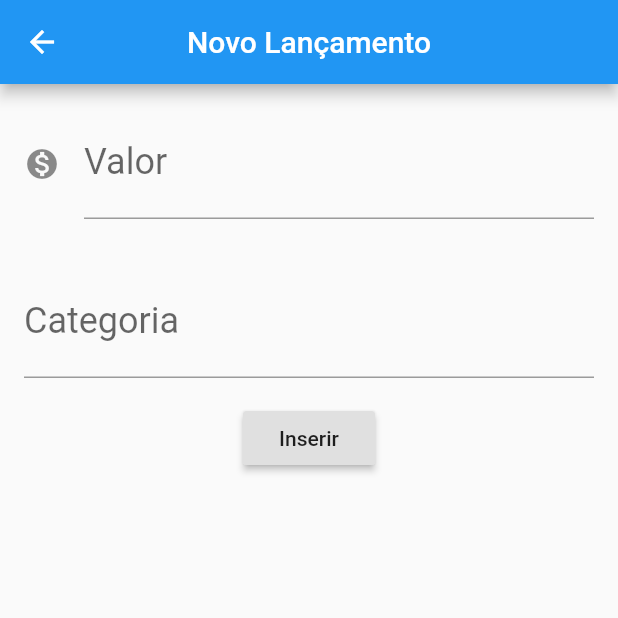
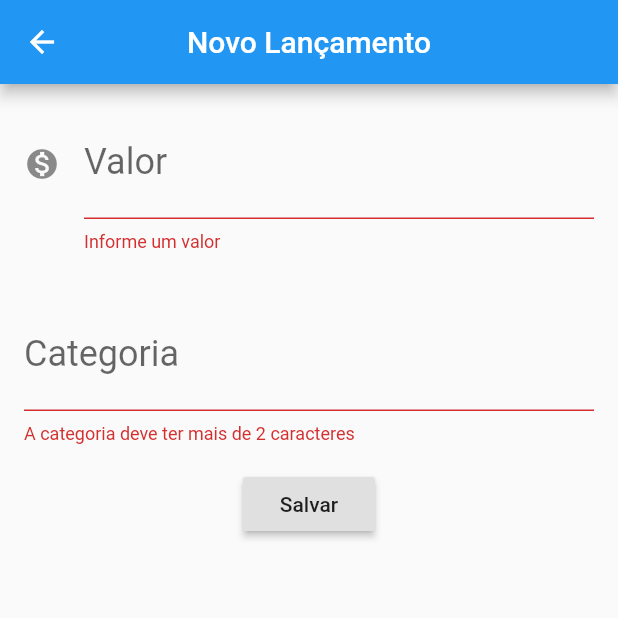
Before and after one commit to jamesti/toliso, a Flutter app: the screen it shows after launch, after a tap on the "add" icon, on a phone screen of 412 x 824 dp, the top half of it. Run offline on Flutter 3.47's test engine with Material 2 defaults, Android fonts, the phone set to English and light mode, and no system bars.

Commit message:
Validadores

```diff
--- a/lib/components/editor.dart
+++ b/lib/components/editor.dart
@@ -6,15 +6,16 @@ class Editor extends StatelessWidget {
   final String dica;
   final IconData icone;
   final TextInputType tipoTeclado;
+  final Function validador;
 
   Editor(
-      {this.controlador, this.rotulo, this.dica, this.icone, this.tipoTeclado});
+      {this.controlador, this.rotulo, this.dica, this.icone, this.tipoTeclado, this.validador});
 
   @override
   Widget build(BuildContext context) {
     return Padding(
       padding: EdgeInsets.all(16.0),
-      child: TextField(
+      child: TextFormField(
         controller: controlador,
         style: TextStyle(fontSize: 24.0),
         decoration: InputDecoration(
@@ -22,6 +23,7 @@ class Editor extends StatelessWidget {
             labelText: rotulo,
             hintText: dica),
         keyboardType: tipoTeclado ?? TextInputType.text,
+        validator: validador,
       ),
     );
   }
--- a/lib/screens/lancamento/formulario.dart
+++ b/lib/screens/lancamento/formulario.dart
@@ -1,6 +1,17 @@
 import 'package:flutter/material.dart';
 import 'package:tolise/components/editor.dart';
 import 'package:tolise/models/lancamento.dart';
+import 'package:tolise/screens/lancamento/validacoes.dart';
+
+const _tituloAppBar = 'Novo Lançamento';
+
+const _rotuloCampoValor = 'Valor';
+const _dicaCampoValor = '0.00';
+
+const _rotuloCampoCategoria = 'Categoria';
+const _dicaCampoCategoria = 'Exemplo: Transporte';
+
+const _rotuloBotaoInserir = 'Salvar';
 
 class FormularioLancamento extends StatefulWidget {
   final TextEditingController _controladorCampoValor = TextEditingController();
@@ -12,49 +23,57 @@ class FormularioLancamento extends StatefulWidget {
 }
 
 class _FormularioLancamentoState extends State<FormularioLancamento> {
+  final _formKey = GlobalKey<FormState>();
+
   @override
   Widget build(BuildContext context) {
-    // TODO: implement build
     return Scaffold(
       appBar: AppBar(
-        title: Text("Novo Lançamento"),
+        title: Text(_tituloAppBar),
         centerTitle: true,
       ),
-      body: Column(
+      body: Form(
+        key: _formKey,
+        autovalidate: true,
+        child: Column(
           children: <Widget>[
             Editor(
               controlador: widget._controladorCampoValor,
-            rotulo: 'Valor',
-            dica: '0.00',
+              rotulo: _rotuloCampoValor,
+              dica: _dicaCampoValor,
               icone: Icons.monetization_on,
               tipoTeclado: TextInputType.number,
+              validador: ValidaLancamento.valor,
             ),
             Editor(
               controlador: widget._controladorCampoCategoria,
-            rotulo: 'Categoria',
-            dica: 'Por exemplo: Transporte',
+              rotulo: _rotuloCampoCategoria,
+              dica: _dicaCampoCategoria,
+              validador: ValidaLancamento.categoria,
             ),
             RaisedButton(
-            child: Text("Inserir"),
+              child: Text(_rotuloBotaoInserir),
               onPressed: () {
-              CriarLancamento(context);
+                if (_formKey.currentState.validate()) {
+                  _criarLancamento(context);
+                }
               },
             )
           ],
         ),
+      ),
     );
   }
 
-  void CriarLancamento(BuildContext context) {
+  void _criarLancamento(BuildContext context) {
     final double valor = double.tryParse(widget._controladorCampoValor.text);
     final String categoria = widget._controladorCampoCategoria.text;
-    final Lancamento lancamento = new Lancamento(valor, categoria);
-    if (valor != null || categoria.isNotEmpty) {
-      debugPrint('Lançamento Inserido!');
-      debugPrint('$lancamento');
+    final Lancamento lancamento = Lancamento(valor, categoria);
+    if (lancamento != null) {
       Navigator.pop(context, lancamento);
     } else {
-      debugPrint('Falta preencher um dos campos!');
+      Scaffold.of(context)
+          .showSnackBar(SnackBar(content: Text('Erro Inesperado!')));
     }
   }
 }
--- a/lib/screens/lancamento/lista.dart
+++ b/lib/screens/lancamento/lista.dart
@@ -1,6 +1,8 @@
 import 'package:flutter/material.dart';
 import 'package:tolise/models/lancamento.dart';
 import 'package:tolise/screens/lancamento/formulario.dart';
+
+const _tituloAppBar = 'Minhas Economias';
 
 class ListaLancamento extends StatefulWidget {
   final List<Lancamento> _listaLancamentos = List();
@@ -14,7 +16,7 @@ class _ListaLancamentoState extends State<ListaLancamento> {
   Widget build(BuildContext context) {
     return Scaffold(
       appBar: AppBar(
-        title: Text("Minhas Economias"),
+        title: Text(_tituloAppBar),
         centerTitle: true,
       ),
       body: ListView.builder(
@@ -24,13 +26,6 @@ class _ListaLancamentoState extends State<ListaLancamento> {
           return ItemLancamento(lancamento);
         },
       ),
-//      Column(
-//        children: <Widget>[
-//          ItemLancamento(new Lancamento(-100, 'Restaurante')),
-//          ItemLancamento(new Lancamento(200, 'Transferência')),
-//          ItemLancamento(new Lancamento(-30, 'Transporte')),
-//        ],
-//      ),
       floatingActionButton: FloatingActionButton(
         child: Icon(Icons.add),
         backgroundColor: Colors.brown,
@@ -59,7 +54,6 @@ class ItemLancamento extends StatelessWidget {
 
   @override
   Widget build(BuildContext context) {
-    // TODO: implement build
     return Card(
       child: ListTile(
         leading: Icon(Icons.monetization_on),
--- /dev/null
+++ b/lib/screens/lancamento/validacoes.dart
@@ -0,0 +1,15 @@
+class ValidaLancamento {
+  static String categoria(String value) {
+    if (value.length < 3)
+      return 'A categoria deve ter mais de 2 caracteres';
+    else
+      return null;
+  }
+
+  static String valor(String value) {
+    if (double.tryParse(value) == null || double.tryParse(value) == 0)
+      return 'Informe um valor';
+    else
+      return null;
+  }
+}
```
Also changed, not shown: 1 other file. Lines whose indentation alone changed are shown as unchanged.
